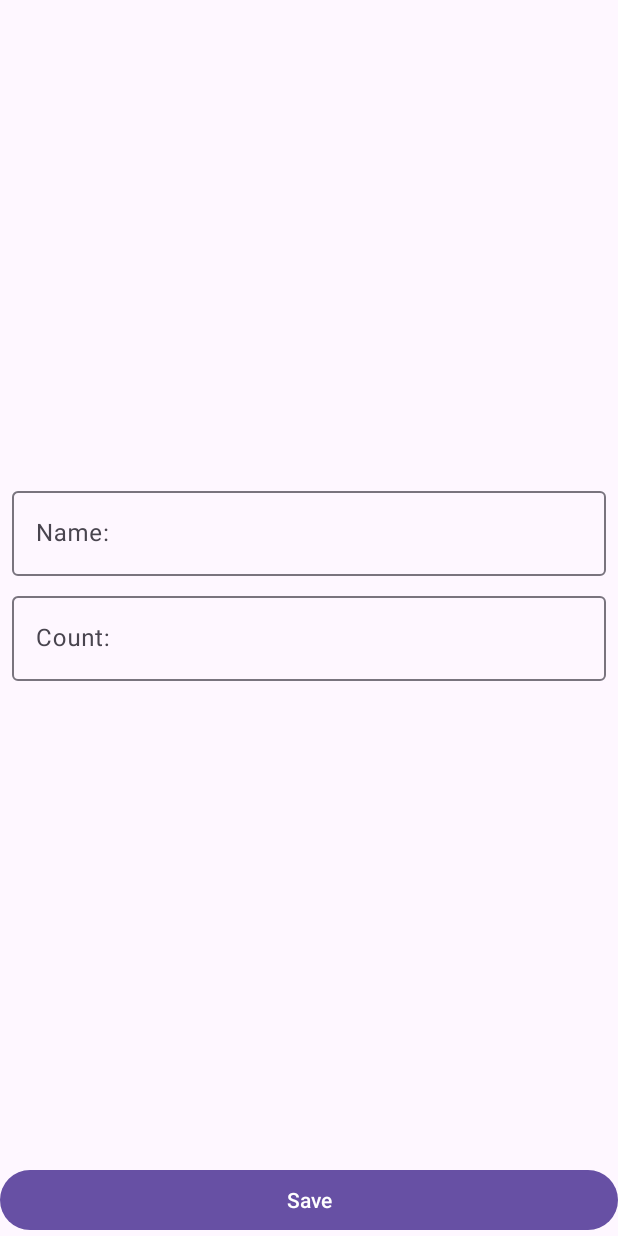
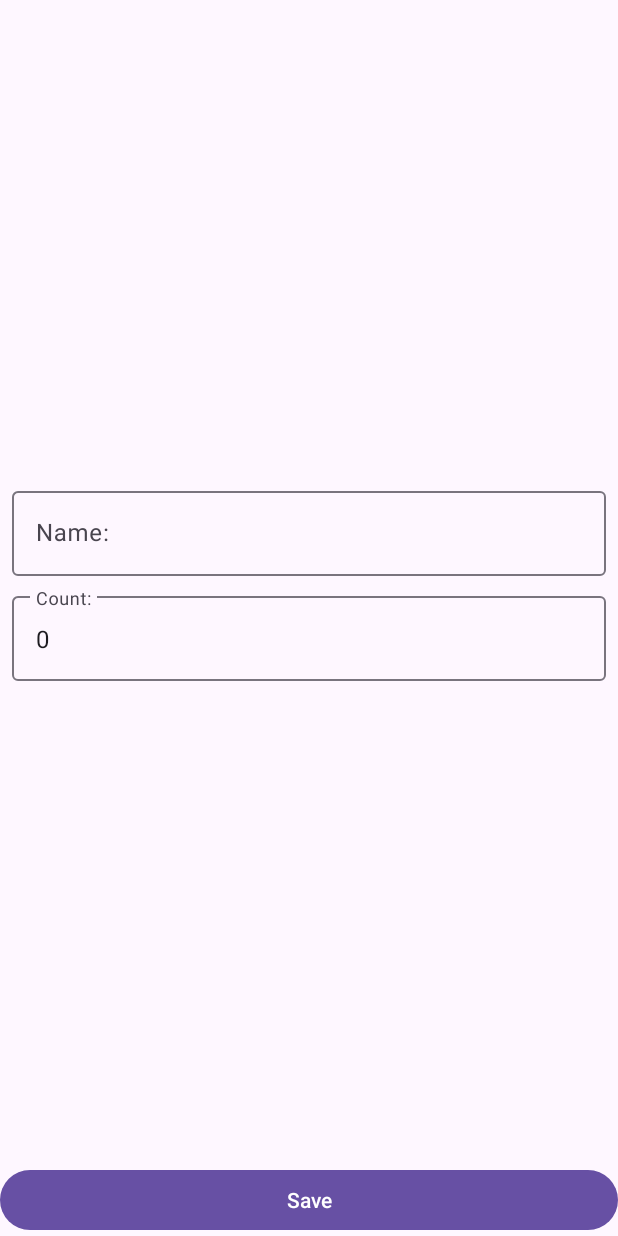
Before and after one commit to Th3Kolbask1n/ShoppingList, an Android app: the fragment ShopItemFragment placed in its activity, on a phone screen of 412 x 824 dp. Run offline under Robolectric (Android 15) with nearby library versions, the phone set to English and light mode, and no system bars; our stand-ins replace data binding; 8 statements that could not run were skipped.

```diff
--- a/app/build.gradle.kts
+++ b/app/build.gradle.kts
@@ -1,6 +1,8 @@
 plugins {
     id("com.android.application")
     id("org.jetbrains.kotlin.android")
+    id ("kotlin-kapt")
+
 }
 
 android {
@@ -33,6 +35,9 @@ android {
     kotlinOptions {
         jvmTarget = "1.8"
     }
+    buildFeatures{
+        dataBinding = true
+    }
 }
 
 dependencies {
--- /dev/null
+++ b/app/src/main/java/com/alexp/shoppinglist/presentation/BindingAdapters.kt
@@ -0,0 +1,35 @@
+package com.alexp.shoppinglist.presentation
+
+import androidx.databinding.BindingAdapter
+import com.alexp.shoppinglist.R
+import com.google.android.material.textfield.TextInputLayout
+import java.lang.Error
+
+@BindingAdapter("errorInputCount")
+fun bindErrorInputCount(textInputLayout: TextInputLayout, isError: Boolean)
+{
+    val message = if(isError)
+    {
+        textInputLayout.context.getString(R.string.error_input_count)
+    }
+    else
+    {
+        null
+    }
+    textInputLayout.error = message
+}
+
+
+@BindingAdapter("errorInputName")
+fun bindErrorInputName(textInputLayout: TextInputLayout, isError: Boolean)
+{
+    val message = if(isError)
+    {
+        textInputLayout.context.getString(R.string.error_input_name)
+    }
+    else
+    {
+        null
+    }
+    textInputLayout.error = message
+}
--- a/app/src/main/java/com/alexp/shoppinglist/presentation/ShopItemFragment.kt
+++ b/app/src/main/java/com/alexp/shoppinglist/presentation/ShopItemFragment.kt
@@ -14,18 +14,19 @@ import androidx.lifecycle.ViewModelProvider
 import com.alexp.shopinglist.domain.ShopItem
 import com.google.android.material.textfield.TextInputLayout
 import com.alexp.shoppinglist.R
+import com.alexp.shoppinglist.databinding.FragmentShopItemBinding
 
 class ShopItemFragment : Fragment(){
 
     private lateinit var viewModel: ShopItemViewModel
-    public lateinit var onEditingFinishedListener: OnEditingFinishedListener
-    private lateinit var tilName : TextInputLayout
-    private lateinit var tilCount : TextInputLayout
-    private lateinit var etName: EditText
-    private lateinit var etCount: EditText
-    private lateinit var buttonSave: Button
+    private lateinit var onEditingFinishedListener: OnEditingFinishedListener
+
     private var screenMode = MODE_UNKNOW
     private var shopShopItemId = ShopItem.UNDEFINED_ID
+    private var _binding : FragmentShopItemBinding? = null
+    private val bindng:FragmentShopItemBinding
+        get() = _binding?: throw RuntimeException("FragmentShopItemBinding is null")
+
 
     override fun onCreateView(
         inflater: LayoutInflater,
@@ -34,14 +35,16 @@ class ShopItemFragment : Fragment(){
     ): View? {
 
 
-        return inflater.inflate(R.layout.fragment_shop_item, container,false)
+        _binding = FragmentShopItemBinding.inflate(inflater, container,false)
+        return bindng.root
     }
 
     override fun onViewCreated(view: View, savedInstanceState: Bundle?) {
         super.onViewCreated(view, savedInstanceState)
 
         viewModel = ViewModelProvider(this)[ShopItemViewModel::class.java]
-        initViews(view)
+        bindng.viewModel = viewModel
+        bindng.lifecycleOwner = viewLifecycleOwner
         addTextChangeListeners();
         launchRightMode()
         observeViewModel()
@@ -69,29 +72,7 @@ class ShopItemFragment : Fragment(){
 
     private fun observeViewModel()
     {
-        viewModel.errorInputCount.observe(viewLifecycleOwner){
-            val message = if(it)
-            {
-                getString(R.string.error_input_count)
-            }
-            else
-            {
-                null
-            }
-            tilCount.error = message
-        }
 
-        viewModel.errorInputName.observe(viewLifecycleOwner){
-            val message = if(it)
-            {
-                getString(R.string.error_input_name)
-            }
-            else
-            {
-                null
-            }
-            tilName.error = message
-        }
         viewModel.isCanCloseScreen.observe(viewLifecycleOwner)
         {
             onEditingFinishedListener?.onEditingFinish()
@@ -107,7 +88,7 @@ class ShopItemFragment : Fragment(){
     }
     private fun addTextChangeListeners()
     {
-        etName.addTextChangedListener(object : TextWatcher {
+        bindng.etName.addTextChangedListener(object : TextWatcher {
             override fun beforeTextChanged(s: CharSequence?, start: Int, count: Int, after: Int) {
             }
 
@@ -120,7 +101,7 @@ class ShopItemFragment : Fragment(){
 
 
         })
-        etCount.addTextChangedListener(object : TextWatcher {
+        bindng.etCount.addTextChangedListener(object : TextWatcher {
             override fun beforeTextChanged(s: CharSequence?, start: Int, count: Int, after: Int) {
             }
 
@@ -137,19 +118,16 @@ class ShopItemFragment : Fragment(){
     private fun launchEditMode()
     {
         viewModel.getShopItem(shopShopItemId)
-        viewModel.shopItem.observe(viewLifecycleOwner){
-            etName.setText(it.name)
-            etCount.setText(it.count.toString())
-        }
-        buttonSave.setOnClickListener {
-            viewModel.editShopItem(etName.text?.toString(), etCount.text?.toString())
+
+        bindng.saveButton.setOnClickListener {
+            viewModel.editShopItem(bindng.etName.text?.toString(), bindng.etCount.text?.toString())
         }
     }
 
     private fun launchAddMode()
     {
-        buttonSave.setOnClickListener {
-            viewModel.addShopItem(etName.text?.toString(), etCount.text?.toString())
+        bindng.saveButton.setOnClickListener {
+            viewModel.addShopItem(bindng.etName.text?.toString(), bindng.etCount.text?.toString())
         }
     }
     private fun  parseParams()
@@ -177,16 +155,7 @@ class ShopItemFragment : Fragment(){
         }
 
     }
-    private fun initViews(view: View)
-    {
-        tilName = view.findViewById(R.id.til_name)
-        tilCount = view.findViewById(R.id.til_count)
-        etName = view.findViewById(R.id.et_name)
-        etCount = view.findViewById(R.id.et_count)
-        buttonSave = view.findViewById(R.id.save_button)
 
-
-    }
     companion object {
 
         private const val EXTRA_SCREEN_MODE = "extra_mode"
--- a/app/src/main/res/layout-land/activity_main.xml
+++ b/app/src/main/res/layout-land/activity_main.xml
@@ -1,4 +1,6 @@
 <?xml version="1.0" encoding="utf-8"?>
+<layout>
+
 <androidx.constraintlayout.widget.ConstraintLayout xmlns:android="http://schemas.android.com/apk/res/android"
     xmlns:app="http://schemas.android.com/apk/res-auto"
     xmlns:tools="http://schemas.android.com/tools"
@@ -47,3 +49,4 @@
         />
 
 </androidx.constraintlayout.widget.ConstraintLayout>
+</layout>
--- a/app/src/main/res/layout/activity_main.xml
+++ b/app/src/main/res/layout/activity_main.xml
@@ -1,4 +1,6 @@
 <?xml version="1.0" encoding="utf-8"?>
+<layout>
+
 <androidx.constraintlayout.widget.ConstraintLayout xmlns:android="http://schemas.android.com/apk/res/android"
     xmlns:app="http://schemas.android.com/apk/res-auto"
     xmlns:tools="http://schemas.android.com/tools"
@@ -31,3 +33,4 @@
         app:srcCompat="@drawable/ic_add" />
 
 </androidx.constraintlayout.widget.ConstraintLayout>
+</layout>
--- a/app/src/main/res/layout/fragment_shop_item.xml
+++ b/app/src/main/res/layout/fragment_shop_item.xml
@@ -1,4 +1,10 @@
 <?xml version="1.0" encoding="utf-8"?>
+<layout>
+    <data>
+        <variable
+            name="viewModel"
+            type="com.alexp.shoppinglist.presentation.ShopItemViewModel" />
+    </data>
 <androidx.constraintlayout.widget.ConstraintLayout xmlns:android="http://schemas.android.com/apk/res/android"
     xmlns:app="http://schemas.android.com/apk/res-auto"
     xmlns:tools="http://schemas.android.com/tools"
@@ -13,6 +19,7 @@
         android:layout_marginStart="8dp"
         android:layout_marginEnd="8dp"
         android:layout_marginBottom="4dp"
+        app:errorInputName="@{viewModel.errorInputName}"
         app:layout_constraintBottom_toTopOf="@id/til_count"
         app:layout_constraintEnd_toEndOf="parent"
         app:layout_constraintStart_toStartOf="parent"
@@ -24,6 +31,7 @@
             android:layout_width="match_parent"
             android:layout_height="wrap_content"
             android:hint="@string/name_hint"
+            android:text="@{viewModel.shopItem.name}"
             android:inputType="textCapWords" />
     </com.google.android.material.textfield.TextInputLayout>
 
@@ -34,6 +42,7 @@
         android:layout_marginStart="8dp"
         android:layout_marginTop="4dp"
         android:layout_marginEnd="8dp"
+        app:errorInputCount="@{viewModel.errorInputCount}"
         app:layout_constraintBottom_toTopOf="@+id/save_button"
         app:layout_constraintEnd_toEndOf="parent"
         app:layout_constraintStart_toStartOf="parent"
@@ -44,6 +53,7 @@
             android:layout_width="match_parent"
             android:layout_height="wrap_content"
             android:hint="@string/count_hint"
+            android:text="@{String.valueOf(viewModel.shopItem.count)}"
             android:inputType="number" />
     </com.google.android.material.textfield.TextInputLayout>
 
@@ -56,3 +66,6 @@
         app:layout_constraintEnd_toEndOf="parent"
         app:layout_constraintStart_toStartOf="parent" />
 </androidx.constraintlayout.widget.ConstraintLayout>
+
+
+</layout>
--- a/build.gradle.kts
+++ b/build.gradle.kts
@@ -1,5 +1,5 @@
 // Top-level build file where you can add configuration options common to all sub-projects/modules.
 plugins {
-    id("com.android.application") version "8.2.2" apply false
+    id("com.android.application") version "8.6.1" apply false
     id("org.jetbrains.kotlin.android") version "1.9.22" apply false
 }
```
Also changed, not shown: app/src/main/java/com/alexp/shoppinglist/presentation/MainActivity.kt (+12 -9 lines), app/src/main/java/com/alexp/shoppinglist/presentation/ShopItemViewHolder.kt (+4 -5 lines), app/src/main/java/com/alexp/shoppinglist/presentation/ShopListAdapter.kt (+24 -8 lines), app/src/main/res/layout/item_shop_disabled.xml (+11 -0 lines), app/src/main/res/layout/item_shop_enabled.xml (+10 -0 lines), gradle/wrapper/gradle-wrapper.properties.
